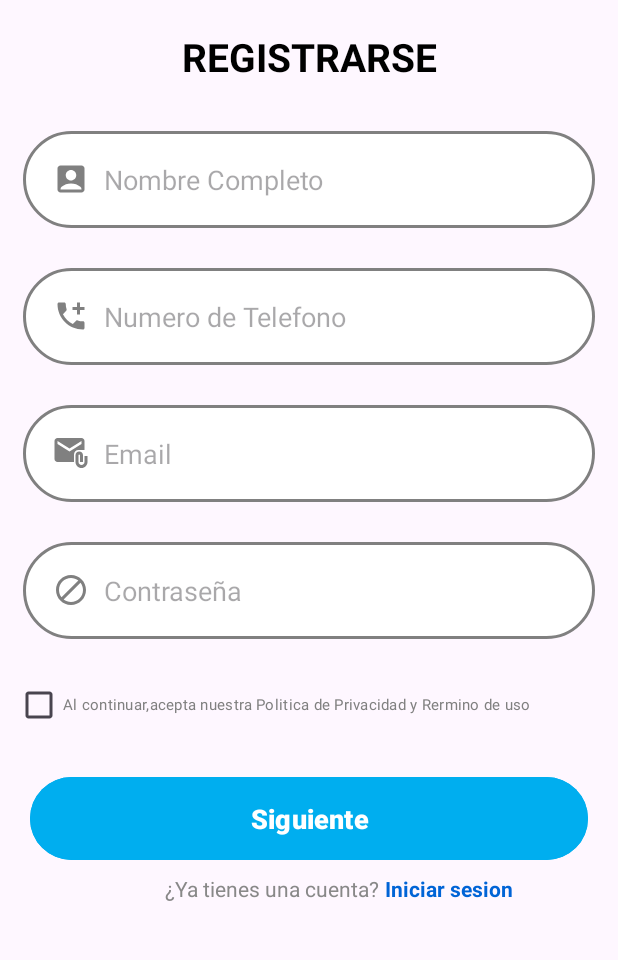
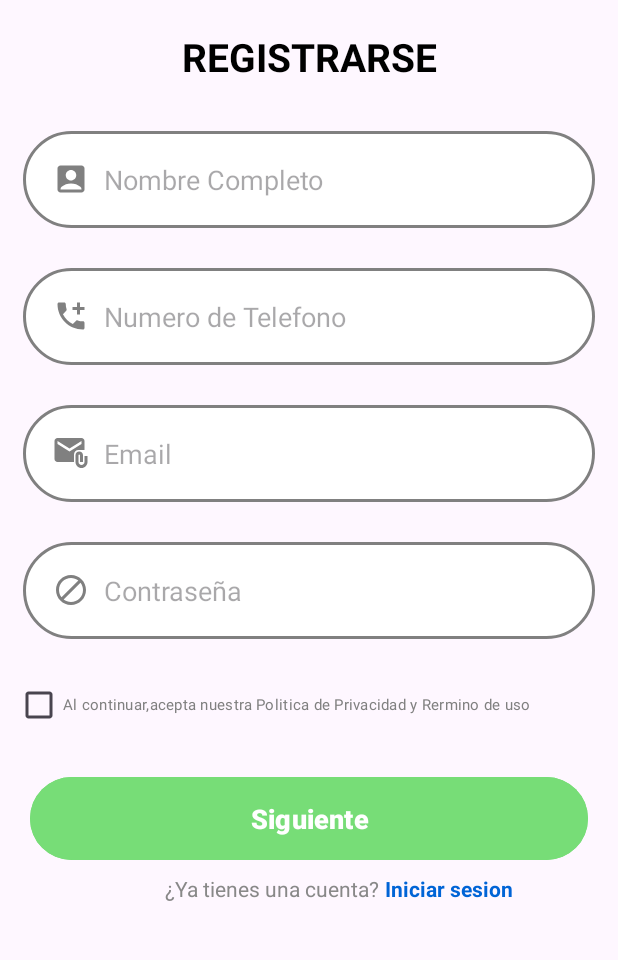
Before and after one commit to Angel96102/ProyectoGrupal, an Android app: the screen it shows after launch (MainActivity), on a phone screen of 412 x 824 dp, the part 210-1170 px from its top. Run offline under Robolectric (Android 15) with nearby library versions, the phone set to English and light mode, and no system bars.

Commit message:
cuarto cambio

```diff
--- a/app/src/main/res/layout/activity_main.xml
+++ b/app/src/main/res/layout/activity_main.xml
@@ -115,7 +115,7 @@
             android:id="@+id/Next"
             android:layout_width="match_parent"
             android:layout_height="wrap_content"
-            android:backgroundTint="@color/azulclaro"
+            android:backgroundTint="@color/verde"
             android:layout_marginHorizontal="20dp"
             android:layout_marginTop="20px"
             android:padding="15dp"
--- a/app/src/main/res/values/colors.xml
+++ b/app/src/main/res/values/colors.xml
@@ -3,5 +3,5 @@
     <color name="black">#FF000000</color>
     <color name="white">#FFFFFFFF</color>
     <color name="grismedio">#808080</color>
-    <color name="azulclaro">#00AEEF</color>
+    <color name="verde">#77dd77</color>
 </resources>
```
